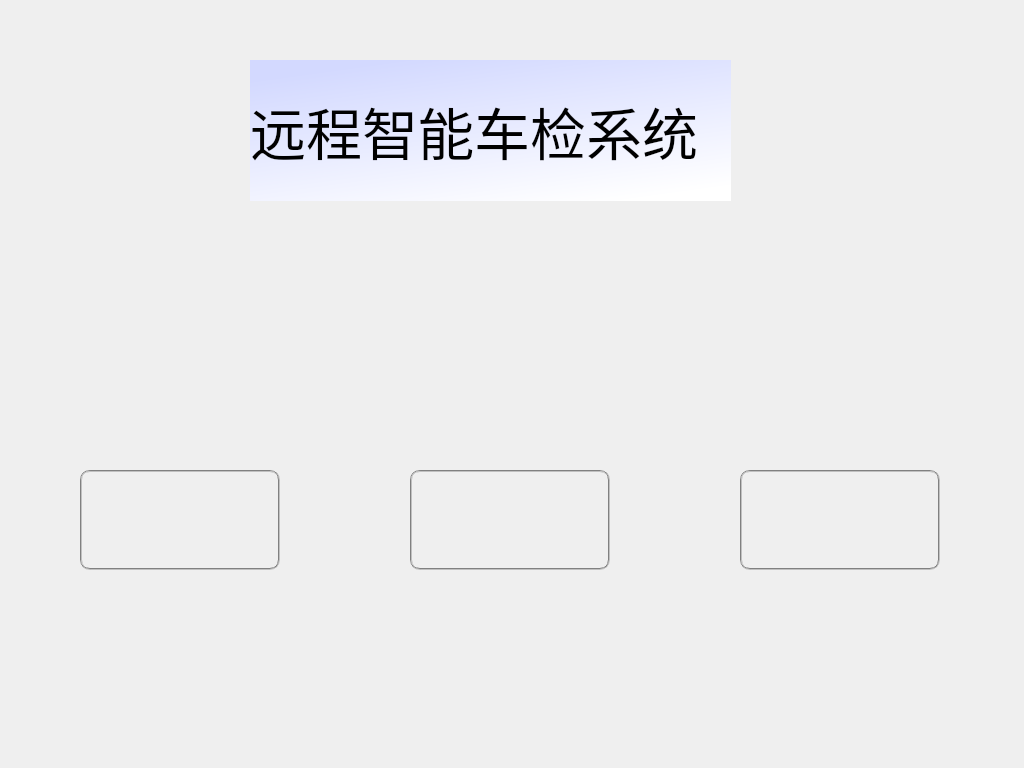
Old version of the form VehicleManagement/VehicleManage/vehiclemanage.ui in the repository maanjun/IVM.
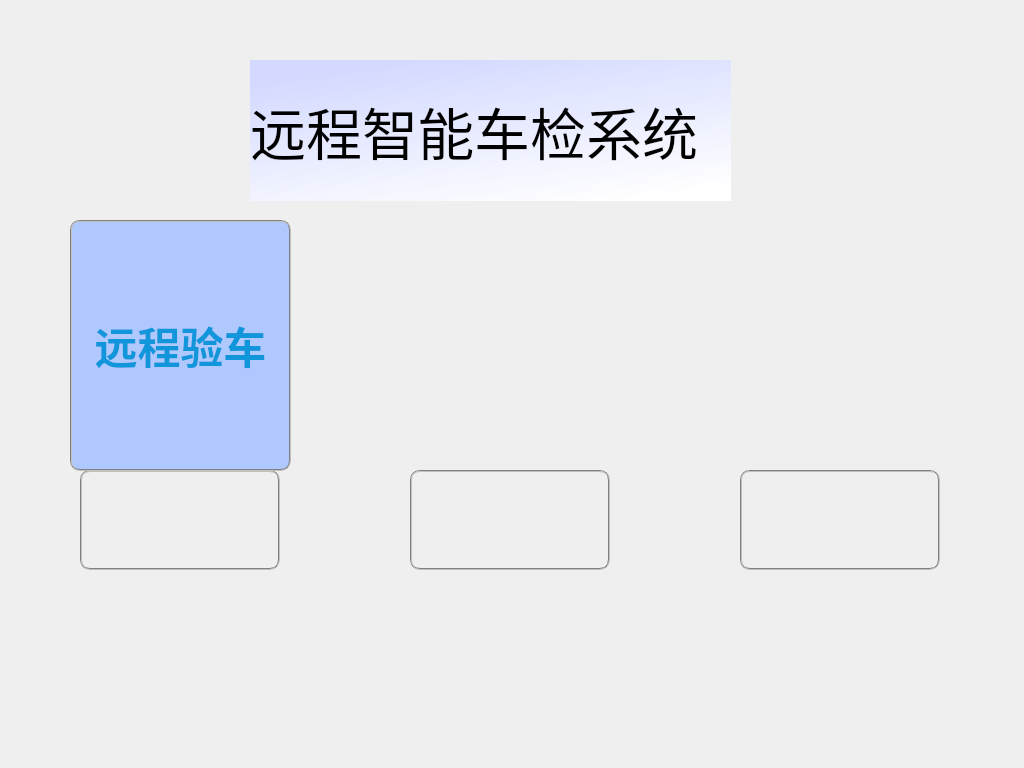
New version of the form. Icons and pictures are not drawn.

The edit to the form file:
```diff
--- a/VehicleManagement/VehicleManage/vehiclemanage.ui
+++ b/VehicleManagement/VehicleManage/vehiclemanage.ui
@@ -106,6 +106,51 @@
      <string>远程智能车检系统</string>
     </property>
    </widget>
+   <widget class="QToolButton" name="toolButton">
+    <property name="geometry">
+     <rect>
+      <x>70</x>
+      <y>220</y>
+      <width>221</width>
+      <height>251</height>
+     </rect>
+    </property>
+    <property name="font">
+     <font>
+      <family>宋体</family>
+      <pointsize>32</pointsize>
+      <weight>75</weight>
+      <bold>true</bold>
+     </font>
+    </property>
+    <property name="layoutDirection">
+     <enum>Qt::LeftToRight</enum>
+    </property>
+    <property name="autoFillBackground">
+     <bool>false</bool>
+    </property>
+    <property name="styleSheet">
+     <string notr="true">border:2px groove gray;border-radius:10px;padding:2px 4px;
+color: rgb(18, 150, 219);
+background-color: rgb(175, 201, 255);</string>
+    </property>
+    <property name="text">
+     <string>远程验车</string>
+    </property>
+    <property name="icon">
+     <iconset resource="vehiclemanage.qrc">
+      <normaloff>:/Resources/Images/jiandujianyansuooashejiyongcheshenqing.png</normaloff>:/Resources/Images/jiandujianyansuooashejiyongcheshenqing.png</iconset>
+    </property>
+    <property name="iconSize">
+     <size>
+      <width>128</width>
+      <height>128</height>
+     </size>
+    </property>
+    <property name="shortcut">
+     <string>Ctrl+S</string>
+    </property>
+   </widget>
   </widget>
  </widget>
  <layoutdefault spacing="6" margin="11"/>
```
Left out of the diff: 3 changed lines with no effect on the pictures.
